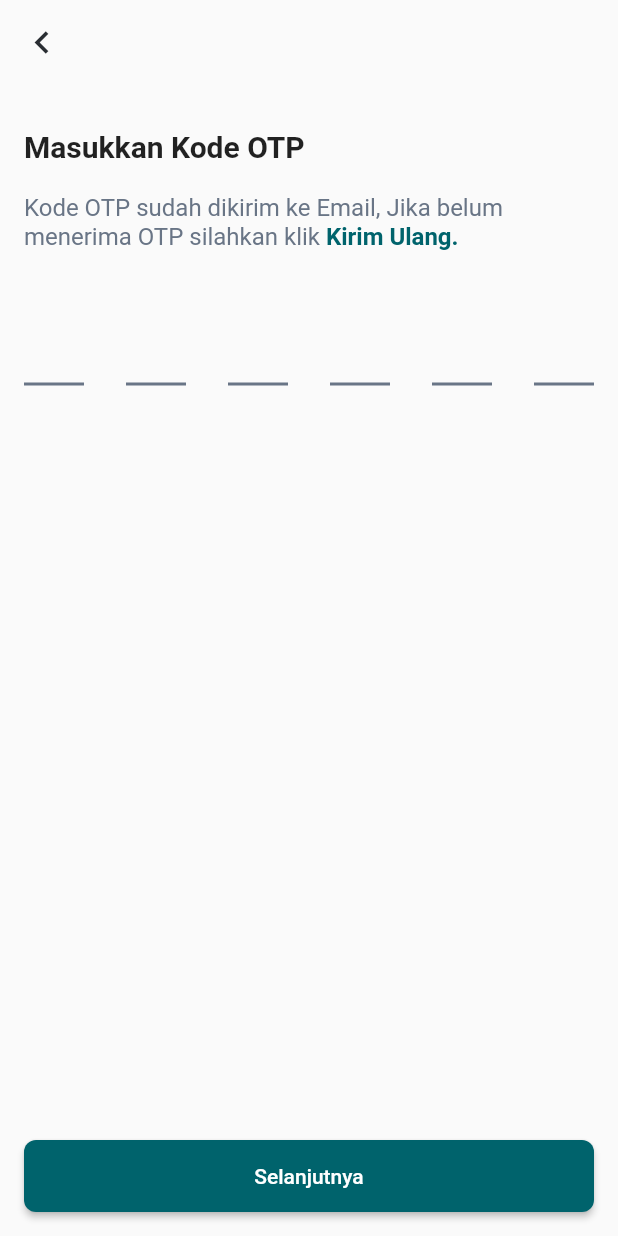
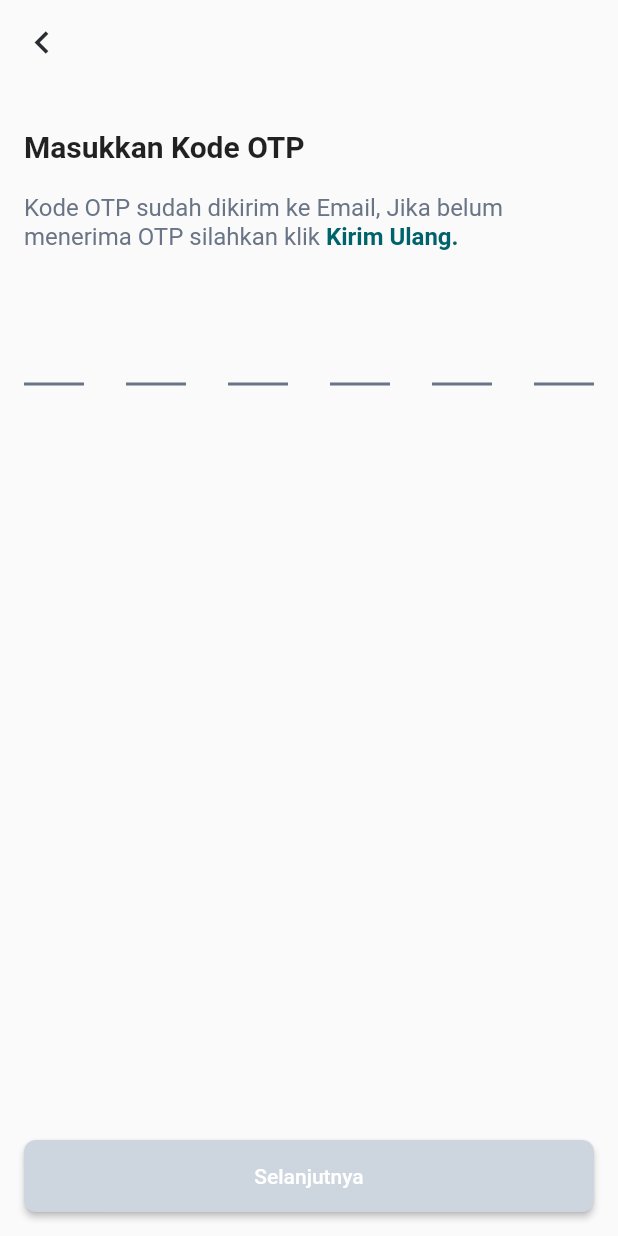
Before and after one commit to RaihanDwiPratama/explore_flutter, a Flutter app: the screen it shows after launch, after a tap on "Selanjutnya", on a phone screen of 412 x 824 dp. Run offline on Flutter 3.47's test engine with Material 2 defaults, Android fonts, the phone set to English and light mode, and no system bars; drawn by our look-alikes of pin_code_fields; missing offline and left inert: onboarding.

Commit message:
add logic disable or enable button

```diff
--- a/pin_code_field_example/lib/presentation/screens/pin_code_verification_screen.dart
+++ b/pin_code_field_example/lib/presentation/screens/pin_code_verification_screen.dart
@@ -1,5 +1,6 @@
 import 'package:flutter/gestures.dart';
 import 'package:flutter/material.dart';
+import 'package:pin_code_field_example/presentation/screens/new_password.dart';
 import 'package:pin_code_fields/pin_code_fields.dart';
 
 class PinCodeVerificationScreen extends StatefulWidget {
@@ -13,6 +14,8 @@ class PinCodeVerificationScreen extends StatefulWidget {
 class _PinCodeVerificationScreenState extends State<PinCodeVerificationScreen> {
   TextEditingController newTextEditingController = TextEditingController();
   FocusNode focusNode = FocusNode();
+
+  bool _isButtonEnabled = false;
 
   @override
   void dispose() {
@@ -87,6 +90,11 @@ class _PinCodeVerificationScreenState extends State<PinCodeVerificationScreen> {
                 controller: newTextEditingController,
                 focusNode: focusNode,
                 onCompleted: (value) {},
+                onChanged: (value) {
+                  setState(() {
+                    _isButtonEnabled = value.length == 6;
+                  });
+                },
                 pinTheme: PinTheme(inactiveColor: const Color(0xff697586)),
               ),
             ],
@@ -99,9 +107,20 @@ class _PinCodeVerificationScreenState extends State<PinCodeVerificationScreen> {
           height: 48,
           width: double.infinity,
           child: ElevatedButton(
-            onPressed: () {},
+            onPressed: () {
+              _isButtonEnabled
+                  ? Navigator.push(
+                      context,
+                      MaterialPageRoute(
+                        builder: (context) => const NewPassword(),
+                      ),
+                    )
+                  : null;
+            },
             style: ElevatedButton.styleFrom(
-              backgroundColor: const Color(0xff00636C),
+              backgroundColor: _isButtonEnabled
+                  ? const Color(0xff00636C)
+                  : const Color(0xffCDD5DF),
               shape: RoundedRectangleBorder(
                 borderRadius: BorderRadius.circular(8),
               ),
```
Also changed, not shown: pin_code_field_example/lib/presentation/screens/new_password.dart (added, +14 -0 lines).
